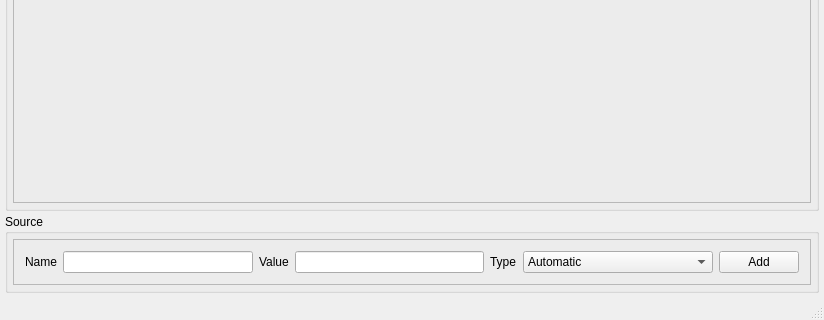
Above: ModelViewExample/mainwindow.ui from ashishpandya1984/QtExamples before the change; both pictures show x 0 to 824 and y 299 to 619 of the 824 by 619 pixel window. Below: the same form after it.
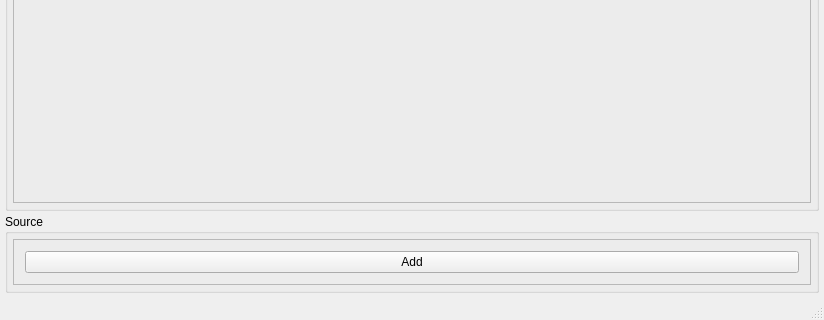
That is the form after the change.

Commit message: Added the glass background Moved the source addition to the new dialog

Diff of the .ui file:
```diff
--- a/ModelViewExample/mainwindow.ui
+++ b/ModelViewExample/mainwindow.ui
@@ -106,53 +106,6 @@
           <enum>QFrame::Raised</enum>
          </property>
          <layout class="QHBoxLayout" name="horizontalLayout">
-          <item>
-           <widget class="QLabel" name="label">
-            <property name="text">
-             <string>Name</string>
-            </property>
-           </widget>
-          </item>
-          <item>
-           <widget class="QLineEdit" name="edit_sourceName"/>
-          </item>
-          <item>
-           <widget class="QLabel" name="label_2">
-            <property name="text">
-             <string>Value</string>
-            </property>
-           </widget>
-          </item>
-          <item>
-           <widget class="QLineEdit" name="edit_sourceValue"/>
-          </item>
-          <item>
-           <widget class="QLabel" name="label_3">
-            <property name="text">
-             <string>Type</string>
-            </property>
-           </widget>
-          </item>
-          <item>
-           <widget class="QComboBox" name="cb_sourceType">
-            <property name="sizePolicy">
-             <sizepolicy hsizetype="Expanding" vsizetype="Fixed">
-              <horstretch>0</horstretch>
-              <verstretch>0</verstretch>
-             </sizepolicy>
-            </property>
-            <item>
-             <property name="text">
-              <string>Automatic</string>
-             </property>
-            </item>
-            <item>
-             <property name="text">
-              <string>Manual</string>
-             </property>
-            </item>
-           </widget>
-          </item>
           <item>
            <widget class="QPushButton" name="btn_Add">
             <property name="text">
```
The commit also changes 9 other files.
